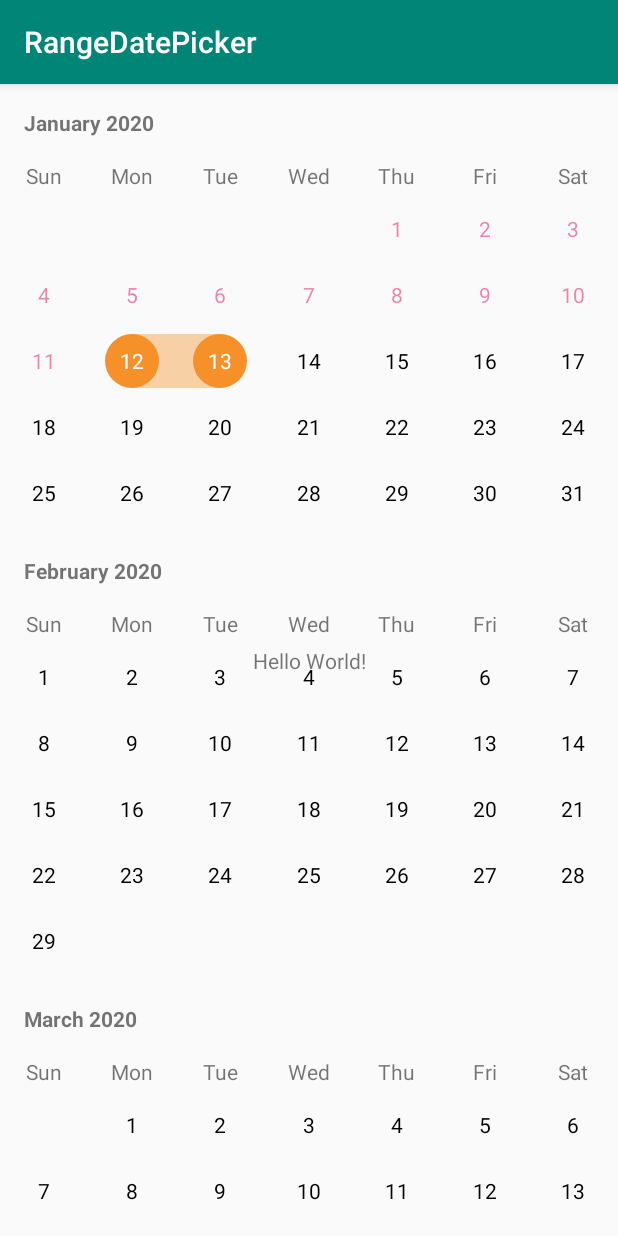
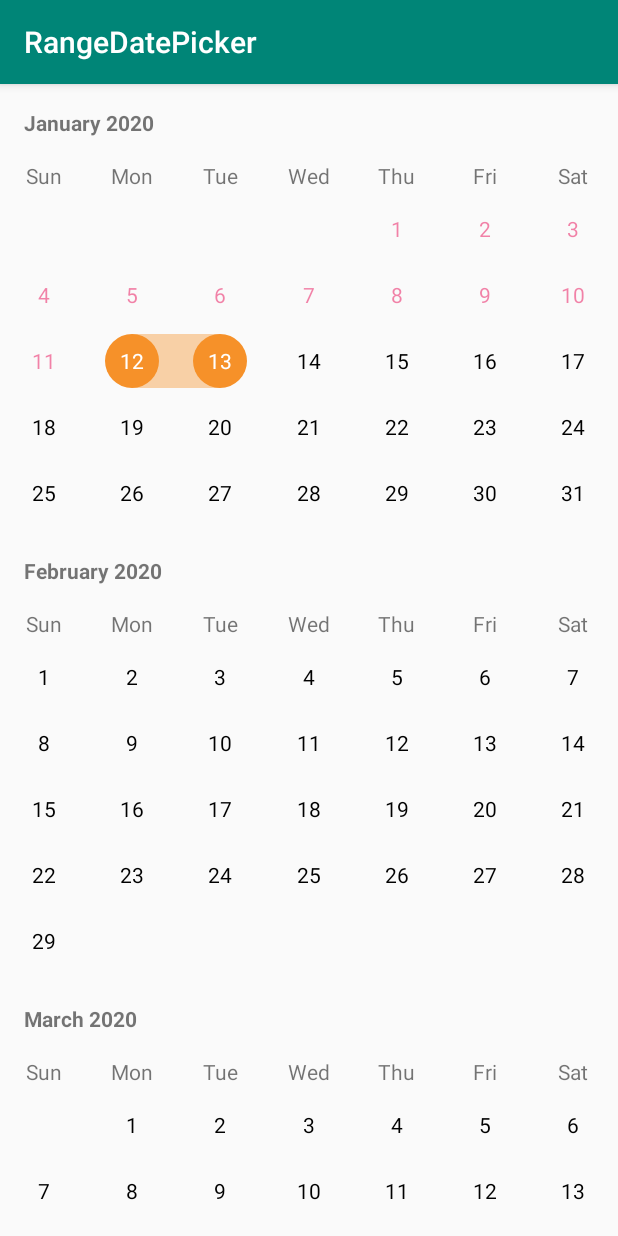
Before and after one commit to andrewjapar/rangedatepicker, an Android app: the screen it shows after launch (MainActivity), after a tap on "13", on a phone screen of 412 x 824 dp. Run offline under Robolectric (Android 15) with nearby library versions, the phone set to English and light mode, and no system bars; 1 other tap on this screen came first.

```diff
--- a/app/src/main/java/com/andrewjapar/sample/MainActivity.kt
+++ b/app/src/main/java/com/andrewjapar/sample/MainActivity.kt
@@ -1,6 +1,7 @@
 package com.andrewjapar.sample
 
 import android.os.Bundle
+import android.widget.Toast
 import androidx.appcompat.app.AppCompatActivity
 import kotlinx.android.synthetic.main.activity_main.*
 import java.util.*
@@ -16,5 +17,13 @@ class MainActivity : AppCompatActivity() {
         calendar2.time = calendar.time
         calendar2.add(Calendar.YEAR, 1)
         calendar_view.setRangeDate(calendar.time, calendar2.time)
+
+        calendar_view.setOnRangeSelectedListener { startDate, endDate, startLabel, endLabel ->
+            Toast.makeText(this, "$startLabel - $endLabel", Toast.LENGTH_SHORT).show()
+        }
+
+        calendar_view.setOnStartSelectedListener { startDate, label ->
+            Toast.makeText(this, label, Toast.LENGTH_SHORT).show()
+        }
     }
 }
--- a/app/src/main/res/layout/activity_main.xml
+++ b/app/src/main/res/layout/activity_main.xml
@@ -1,19 +1,9 @@
 <?xml version="1.0" encoding="utf-8"?>
 <androidx.constraintlayout.widget.ConstraintLayout xmlns:android="http://schemas.android.com/apk/res/android"
-    xmlns:app="http://schemas.android.com/apk/res-auto"
     xmlns:tools="http://schemas.android.com/tools"
     android:layout_width="match_parent"
     android:layout_height="match_parent"
     tools:context=".MainActivity">
-
-    <TextView
-        android:layout_width="wrap_content"
-        android:layout_height="wrap_content"
-        android:text="Hello World!"
-        app:layout_constraintBottom_toBottomOf="parent"
-        app:layout_constraintLeft_toLeftOf="parent"
-        app:layout_constraintRight_toRightOf="parent"
-        app:layout_constraintTop_toTopOf="parent" />
 
     <com.andrewjapar.rangedatepicker.CalendarPicker
         android:id="@+id/calendar_view"
--- a/rangedatepicker/src/main/java/com/andrewjapar/rangedatepicker/CalendarDiffCallback.kt
+++ b/rangedatepicker/src/main/java/com/andrewjapar/rangedatepicker/CalendarDiffCallback.kt
@@ -16,6 +16,12 @@ class CalendarDiffCallback(
     override fun getNewListSize(): Int = newList.size
 
     override fun areContentsTheSame(oldItemPosition: Int, newItemPosition: Int): Boolean {
-        return oldList[oldItemPosition] == newList[newItemPosition]
+        return if (oldList[oldItemPosition] is CalendarEntity.Day && newList[newItemPosition] is CalendarEntity.Day) {
+            val oldDay = oldList[oldItemPosition] as CalendarEntity.Day
+            val newDay = newList[newItemPosition] as CalendarEntity.Day
+            oldDay.selection == newDay.selection && oldDay.isRange == newDay.isRange
+        } else {
+            oldList[oldItemPosition].selectionType == newList[newItemPosition].selectionType
+        }
     }
 }
--- a/rangedatepicker/src/main/java/com/andrewjapar/rangedatepicker/CalendarPicker.kt
+++ b/rangedatepicker/src/main/java/com/andrewjapar/rangedatepicker/CalendarPicker.kt
@@ -21,7 +21,9 @@ class CalendarPicker : RecyclerView {
     private var mStartDateSelection: SelectedDate? = null
     private var mEndDateSelection: SelectedDate? = null
 
-    var onRangeSelectedListener: (startDate: Date, endDate: Date) -> Unit = { _, _ -> }
+    private var mOnStartSelectedListener: (startDate: Date, label: String) -> Unit = { _, _ -> }
+    private var mOnRangeSelectedListener: (startDate: Date, endDate: Date, startLabel: String, endLabel: String) -> Unit =
+        { _, _, _, _ -> }
 
     constructor(context: Context) : super(context)
     constructor(context: Context, attributeSet: AttributeSet) : super(context, attributeSet)
@@ -44,6 +46,14 @@ class CalendarPicker : RecyclerView {
         endCalendar.time = endDate
         mCalendarData = buildCalendarData()
         calendarAdapter.setData(mCalendarData)
+    }
+
+    fun setOnStartSelectedListener(callback: (startDate: Date, label: String) -> Unit) {
+        mOnStartSelectedListener = callback
+    }
+
+    fun setOnRangeSelectedListener(callback: (startDate: Date, endDate: Date, startLabel: String, endLabel: String) -> Unit) {
+        mOnRangeSelectedListener = callback
     }
 
     private fun initListener() {
@@ -163,9 +173,10 @@ class CalendarPicker : RecyclerView {
 
     private fun onDaySelected(item: CalendarEntity.Day, position: Int) {
 
+        if (item == mStartDateSelection?.day) return
+
         when {
             mStartDateSelection == null -> assignAsStartDate(item, position)
-
             mEndDateSelection == null -> {
                 if (mStartDateSelection!!.position > position) {
                     mCalendarData[mStartDateSelection!!.position] =
@@ -226,6 +237,7 @@ class CalendarPicker : RecyclerView {
         val newItem = item.copy(selection = SelectionType.START, isRange = isRange)
         mCalendarData[position] = newItem
         mStartDateSelection = SelectedDate(newItem, position)
+        if (!isRange) mOnStartSelectedListener.invoke(item.date, item.prettyLabel)
     }
 
     private fun assignAsEndDate(
@@ -235,6 +247,12 @@ class CalendarPicker : RecyclerView {
         val newItem = item.copy(selection = SelectionType.END)
         mCalendarData[position] = newItem
         mEndDateSelection = SelectedDate(newItem, position)
+        mOnRangeSelectedListener.invoke(
+            mStartDateSelection!!.day.date,
+            item.date,
+            mStartDateSelection!!.day.prettyLabel,
+            item.prettyLabel
+        )
     }
 
     data class SelectedDate(val day: CalendarEntity.Day, val position: Int)
--- a/rangedatepicker/src/main/java/com/andrewjapar/rangedatepicker/CalendarViewHolder.kt
+++ b/rangedatepicker/src/main/java/com/andrewjapar/rangedatepicker/CalendarViewHolder.kt
@@ -36,14 +36,17 @@ class DayViewHolder(view: View) : CalendarViewHolder(view) {
             when (item.selection) {
                 SelectionType.START -> {
                     name.select()
+                    halfLeftBg.dehighlight()
                     if (item.isRange) halfRightBg.highlight()
                     else halfRightBg.dehighlight()
                 }
                 SelectionType.END -> {
                     name.select()
                     halfLeftBg.highlight()
+                    halfRightBg.dehighlight()
                 }
                 SelectionType.BETWEEN -> {
+                    name.deselect()
                     halfRightBg.highlight()
                     halfLeftBg.highlight()
                 }
```
